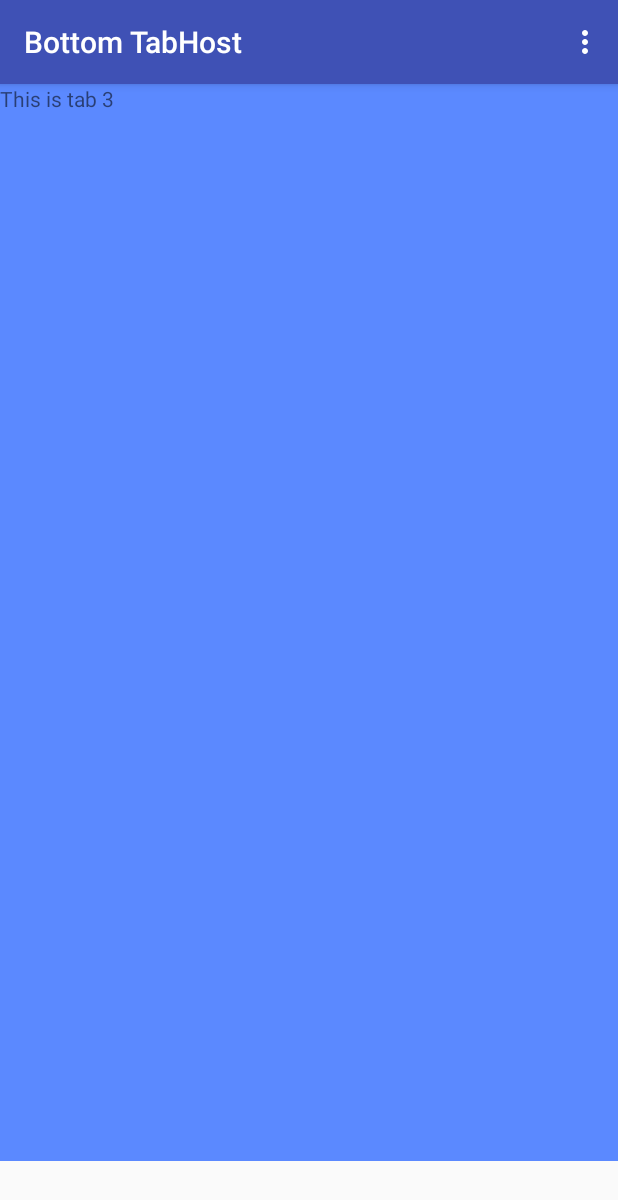
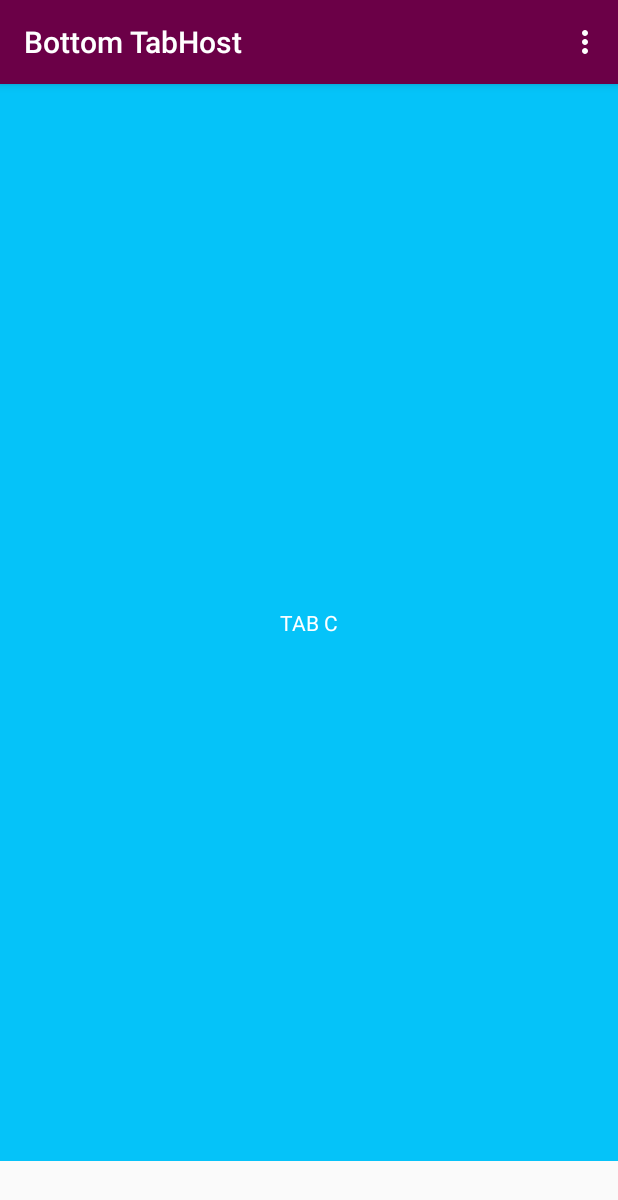
Before and after one commit to ngesa254/Bottom-TabHost, an Android app: the screen it shows after launch (MainActivity), on a phone screen of 412 x 824 dp. Shown: the top 1200 px of the screen. Run offline under Robolectric (Android 15) with nearby library versions, the phone set to English and light mode, and no system bars.

Commit message:
update layout

```diff
--- a/app/src/main/res/layout/activity_main.xml
+++ b/app/src/main/res/layout/activity_main.xml
@@ -29,13 +29,15 @@ android:layout_height="fill_parent">
             android:id="@+id/tab1"
             android:layout_width="match_parent"
             android:layout_height="match_parent"
-            android:background="#ffc916"
+            android:background="#f70c4b"
             android:orientation="vertical">
 
             <TextView
                 android:layout_width="match_parent"
                 android:layout_height="match_parent"
-                android:text="This is tab 1" />
+                android:text="TAB A"
+                android:textColor="@color/white"
+                android:gravity="center"/>
 
         </LinearLayout>
 
@@ -49,20 +51,24 @@ android:layout_height="fill_parent">
             <TextView
                 android:layout_width="match_parent"
                 android:layout_height="match_parent"
-                android:text="This is tab 2" />
+                android:text="TAB B"
+                android:gravity="center"
+                android:textColor="@color/white"/>
         </LinearLayout>
 
         <LinearLayout
             android:id="@+id/tab3"
             android:layout_width="match_parent"
             android:layout_height="match_parent"
-            android:background="#5b89ff"
+            android:background="#05c3f9"
             android:orientation="vertical">
 
             <TextView
                 android:layout_width="match_parent"
                 android:layout_height="match_parent"
-                android:text="This is tab 3" />
+                android:text="TAB C"
+                android:gravity="center"
+                android:textColor="@color/white"/>
         </LinearLayout>
     </FrameLayout>
 </RelativeLayout>
```
Also changed, not shown: app/src/main/res/values/colors.xml (+22 -2 lines).
